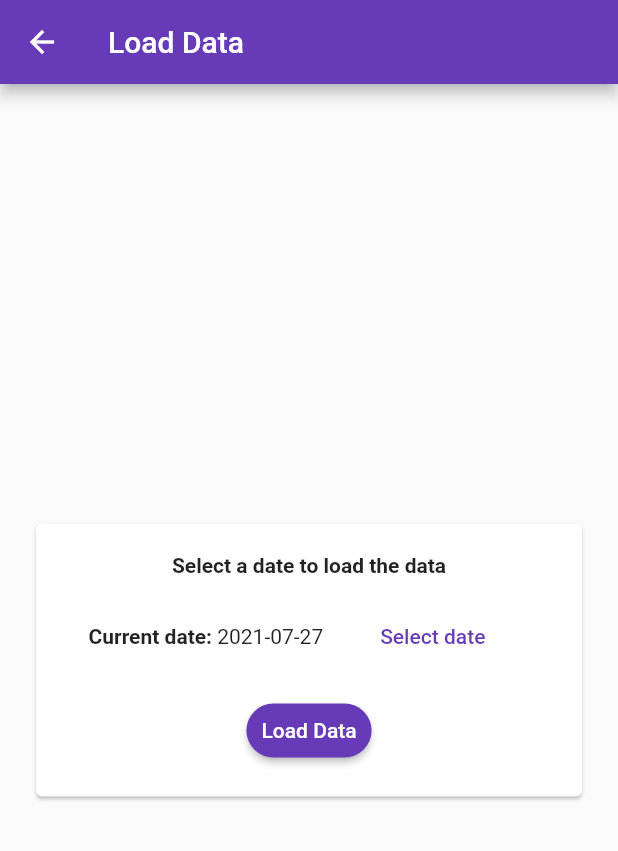
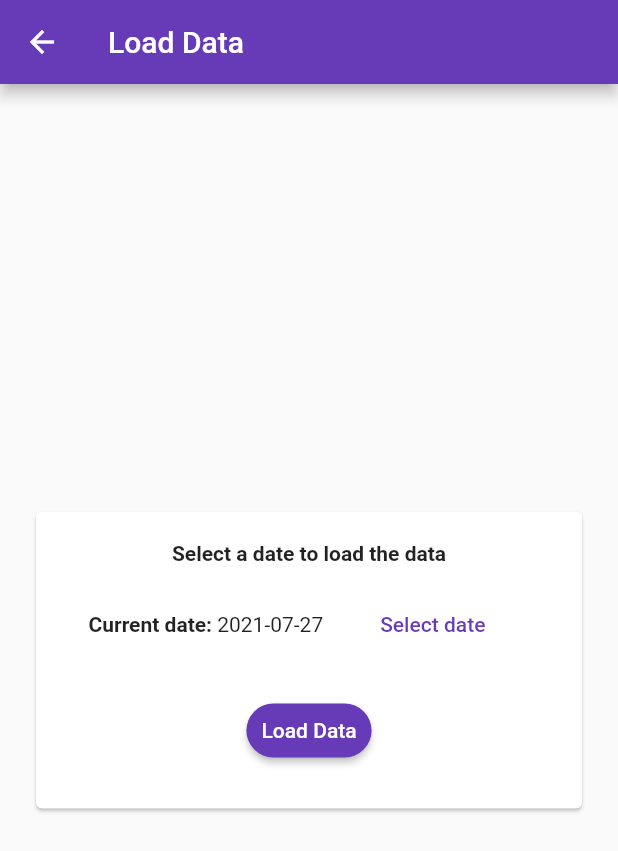
Before and after one commit to JuanJTorres11/restaurant-mobile, a Flutter app: the LoadData screen opened directly, on a phone screen of 412 x 824 dp. Shown: the top 851 px of the screen. Run offline on Flutter 3.47's test engine with Material 2 defaults, Android fonts, the phone set to English and light mode, and no system bars; our stand-ins replace shared_preferences; accounts and stored records are empty.

Commit message:
add padding to button indicator

```diff
--- a/lib/screens/LoadData.dart
+++ b/lib/screens/LoadData.dart
@@ -58,7 +58,9 @@ class _LoadDataState extends State<LoadData> {
                   Row(
                     mainAxisAlignment: MainAxisAlignment.center,
                     children: [
-                      ElevatedButton(
+                      Padding(
+                        padding: const EdgeInsets.all(8.0),
+                        child: ElevatedButton(
                             style: ElevatedButton.styleFrom(
                                 shape: new RoundedRectangleBorder(
                                   borderRadius: new BorderRadius.circular(30.0),
@@ -76,6 +78,7 @@ class _LoadDataState extends State<LoadData> {
                               });
                             },
                             child: Text("Load Data")),
+                      ),
                       _sended == true
                           ? CircularProgressIndicator()
                           : _result == null
--- a/lib/utils/network.dart
+++ b/lib/utils/network.dart
@@ -19,9 +19,7 @@ Future<bool> loadData(DateTime date) async {
   try {
     var r = await http.get(
         Uri.parse("http://$host/load/${date.millisecondsSinceEpoch ~/ 1000}"));
-    print("http://$host/${date.millisecondsSinceEpoch ~/ 1000}");
     res = r.body;
-    print(res);
   } on Exception catch (e) {
     print(e);
   }
```
Lines whose indentation alone changed are shown as unchanged.
